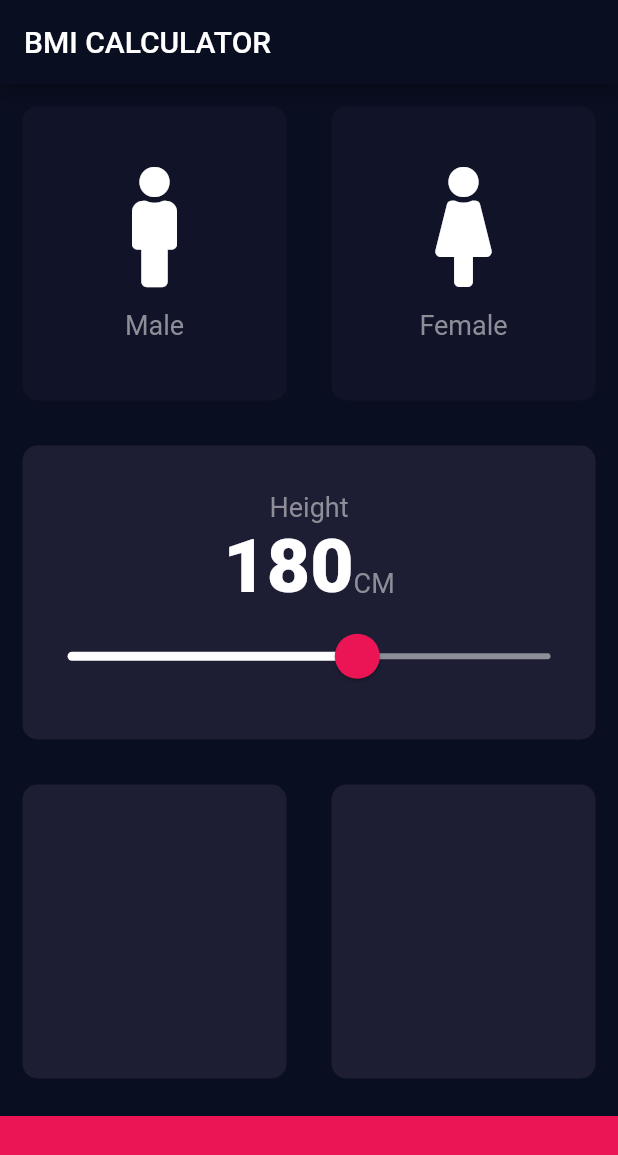
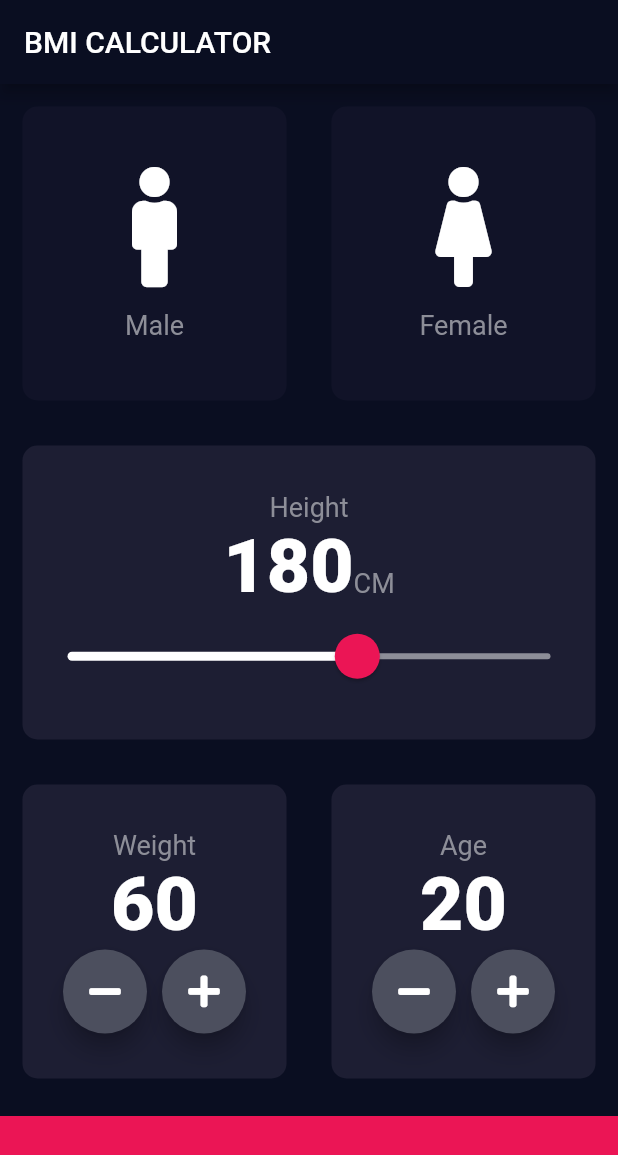
Before and after one commit to Mosquito1123/GetMyBMI, a Flutter app: the screen it shows after launch, on a phone screen of 412 x 824 dp. Shown: the top 1155 px of the screen. Run offline on Flutter 3.47's test engine with Material 2 defaults, Android fonts, the phone set to English and light mode, and no system bars; our stand-ins replace font_awesome_flutter.

Commit message:
Create layout for age and weight sections
- Create custom button using RawMaterialButton

```diff
--- a/lib/input_page.dart
+++ b/lib/input_page.dart
@@ -9,6 +9,8 @@
 Color femaleCardColour = kInactiveCardColour;
 Gender selectedGender;
 int height = 180;
+int weight = 60;
+int age = 20;
 
 class InputPage extends StatefulWidget {
   @override
@@ -113,11 +115,77 @@
                 Expanded(
                   child: ReusableCard(
                     cardColour: kActiveCardColour,
+                    cardChild: Column(
+                      mainAxisAlignment: MainAxisAlignment.center,
+                      children: <Widget>[
+                        Text('Weight', style: kLabelTextStyle),
+                        Text(weight.toString(), style: kNumberTextStyle),
+                        Row(
+                          mainAxisAlignment: MainAxisAlignment.center,
+                          children: <Widget>[
+                            RoundIconButton(
+                              icon: FontAwesomeIcons.minus,
+                              onPressed: () {
+                                setState(() {
+                                  if (weight <= 0) {
+                                    weight = 0;
+                                  } else {
+                                    weight--;
+                                  }
+                                });
+                              },
+                            ),
+                            SizedBox(width: 10.0),
+                            RoundIconButton(
+                              icon: FontAwesomeIcons.plus,
+                              onPressed: () {
+                                setState(() {
+                                  weight++;
+                                });
+                              },
+                            ),
+                          ],
+                        ),
+                      ],
+                    ),
                   ),
                 ),
                 Expanded(
                   child: ReusableCard(
                     cardColour: kActiveCardColour,
+                    cardChild: Column(
+                      mainAxisAlignment: MainAxisAlignment.center,
+                      children: <Widget>[
+                        Text('Age', style: kLabelTextStyle),
+                        Text(age.toString(), style: kNumberTextStyle),
+                        Row(
+                          mainAxisAlignment: MainAxisAlignment.center,
+                          children: <Widget>[
+                            RoundIconButton(
+                              icon: FontAwesomeIcons.minus,
+                              onPressed: () {
+                                setState(() {
+                                  if (age <= 0) {
+                                    age = 0;
+                                  } else {
+                                    age--;
+                                  }
+                                });
+                              },
+                            ),
+                            SizedBox(width: 10.0),
+                            RoundIconButton(
+                              icon: FontAwesomeIcons.plus,
+                              onPressed: () {
+                                setState(() {
+                                  age++;
+                                });
+                              },
+                            ),
+                          ],
+                        ),
+                      ],
+                    ),
                   ),
                 ),
               ],
@@ -132,3 +200,20 @@
         ));
   }
 }
+
+class RoundIconButton extends StatelessWidget {
+  RoundIconButton({@required this.icon, @required this.onPressed});
+  final IconData icon;
+  final Function onPressed;
+  @override
+  Widget build(BuildContext context) {
+    return RawMaterialButton(
+      child: Icon(icon),
+      onPressed: onPressed,
+      shape: CircleBorder(),
+      fillColor: Color(0xFF4C4F5E),
+      constraints: BoxConstraints.tightFor(width: 56.0, height: 56.0),
+      elevation: 6.0,
+    );
+  }
+}
```
